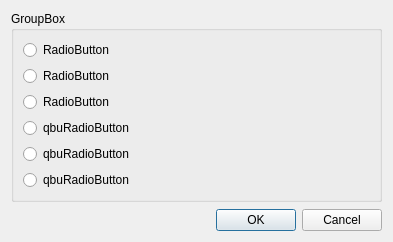
First picture: the form in trunk/Development/GUI/qbuGUIDev0/rc/DevelopGUIDB0.ui, repository drescherjm/QtBasicUtils, before the edit.
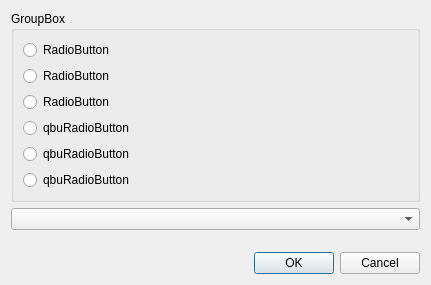
Second picture: the form after the edit. Custom widgets are drawn as their Qt base class.

```diff
--- a/trunk/Development/GUI/qbuGUIDev0/rc/DevelopGUIDB0.ui
+++ b/trunk/Development/GUI/qbuGUIDev0/rc/DevelopGUIDB0.ui
@@ -6,8 +6,8 @@
    <rect>
     <x>0</x>
     <y>0</y>
-    <width>393</width>
-    <height>242</height>
+    <width>431</width>
+    <height>285</height>
    </rect>
   </property>
   <property name="windowTitle">
@@ -65,6 +65,13 @@
      </layout>
     </widget>
    </item>
+   <item>
+    <widget class="qbu::qbuComboBox" name="qbu::qbuComboBox">
+     <property name="text" stdset="0">
+      <string>qbuComboBox</string>
+     </property>
+    </widget>
+   </item>
    <item>
     <spacer name="verticalSpacer">
      <property name="orientation">
@@ -102,6 +109,11 @@
    <header>qbuWidgets/qbuGroupBox.h</header>
    <container>1</container>
   </customwidget>
+  <customwidget>
+   <class>qbu::qbuComboBox</class>
+   <extends>QComboBox</extends>
+   <header>qbuWidgets/qbuComboBox.h</header>
+  </customwidget>
  </customwidgets>
  <resources/>
  <connections>
```
